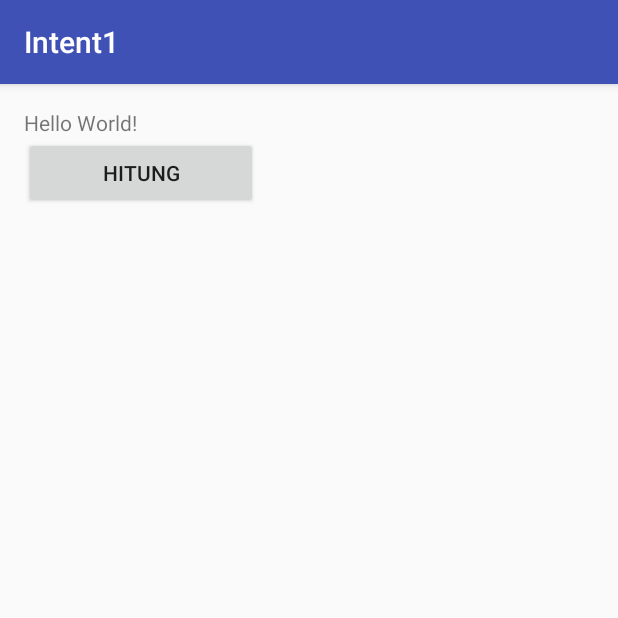
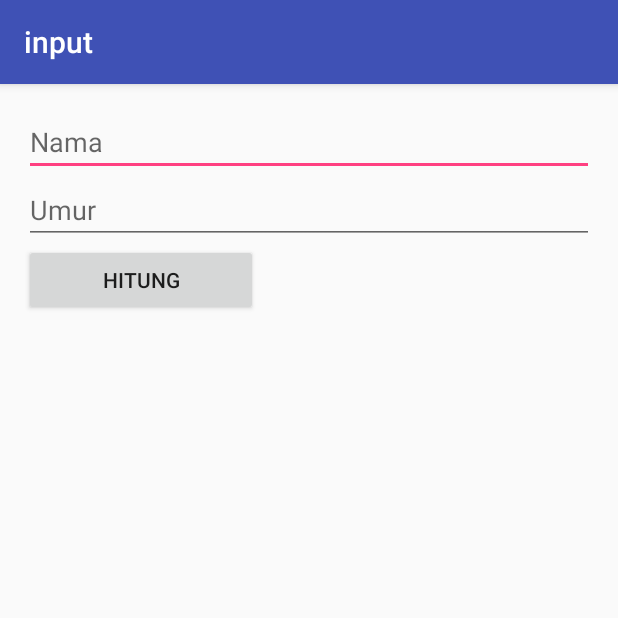
Before and after one commit to Dheaayuang/Intent1-1, an Android app: the screen it shows after launch (MainActivity), on a phone screen of 412 x 824 dp, the top half of it. Run offline under Robolectric (Android 15) with nearby library versions, the phone set to English and light mode, and no system bars.

Commit message:
startActivity Part 2

```diff
--- a/app/src/main/java/id/sch/smktelkom_mlg/learn/intent1/MainActivity.java
+++ b/app/src/main/java/id/sch/smktelkom_mlg/learn/intent1/MainActivity.java
@@ -4,20 +4,41 @@ import android.content.Intent;
 import android.os.Bundle;
 import android.support.v7.app.AppCompatActivity;
 import android.view.View;
+import android.widget.EditText;
 
 public class MainActivity extends AppCompatActivity {
+    public static final String NAMA = "Nama";
+    public static final String UMUR = "Umur";
 
+    EditText etNama;
+    EditText etUmur;
     @Override
     protected void onCreate(Bundle savedInstanceState) {
+        setTitle("input");
 
         super.onCreate(savedInstanceState);
         setContentView(R.layout.activity_main);
 
+        etNama = (EditText) findViewById(R.id.editTextNama);
+        etUmur = (EditText) findViewById(R.id.editTextUmur);
+
         findViewById(R.id.buttonHitung).setOnClickListener(new View.OnClickListener() {
             @Override
             public void onClick(View v) {
-                startActivity(new Intent(MainActivity.this, HasilActivity.class));
+                goHasil();
             }
         });
     }
+
+    private void goHasil() {
+        String nama = etNama.getText().toString();
+        String umurStr = etUmur.getText().toString();
+
+        int umur = umurStr.isEmpty() ? 0 : Integer.parseInt(umurStr);
+
+        Intent intent = new Intent(MainActivity.this, HasilActivity.class);
+        intent.putExtra(NAMA, nama);
+        intent.putExtra(UMUR, umur);
+        startActivity(intent);
+    }
 }
--- a/app/src/main/res/layout/activity_main.xml
+++ b/app/src/main/res/layout/activity_main.xml
@@ -11,10 +11,21 @@
     android:paddingTop="@dimen/activity_vertical_margin"
     tools:context="id.sch.smktelkom_mlg.learn.intent1.MainActivity">
 
-    <TextView
-        android:layout_width="wrap_content"
+    <EditText
+        android:id="@+id/editTextNama"
+        android:layout_width="match_parent"
         android:layout_height="wrap_content"
-        android:text="Hello World!" />
+        android:ems="10"
+        android:hint="Nama"
+        android:inputType="textPersonName" />
+
+    <EditText
+        android:id="@+id/editTextUmur"
+        android:layout_width="match_parent"
+        android:layout_height="wrap_content"
+        android:ems="10"
+        android:hint="Umur"
+        android:inputType="numberSigned" />
 
     <Button
         android:id="@+id/buttonHitung"
```
Also changed, not shown: app/src/main/java/id/sch/smktelkom_mlg/learn/intent1/HasilActivity.java (+13 -1 lines), app/src/main/res/layout/activity_hasil.xml (+7 -0 lines).
